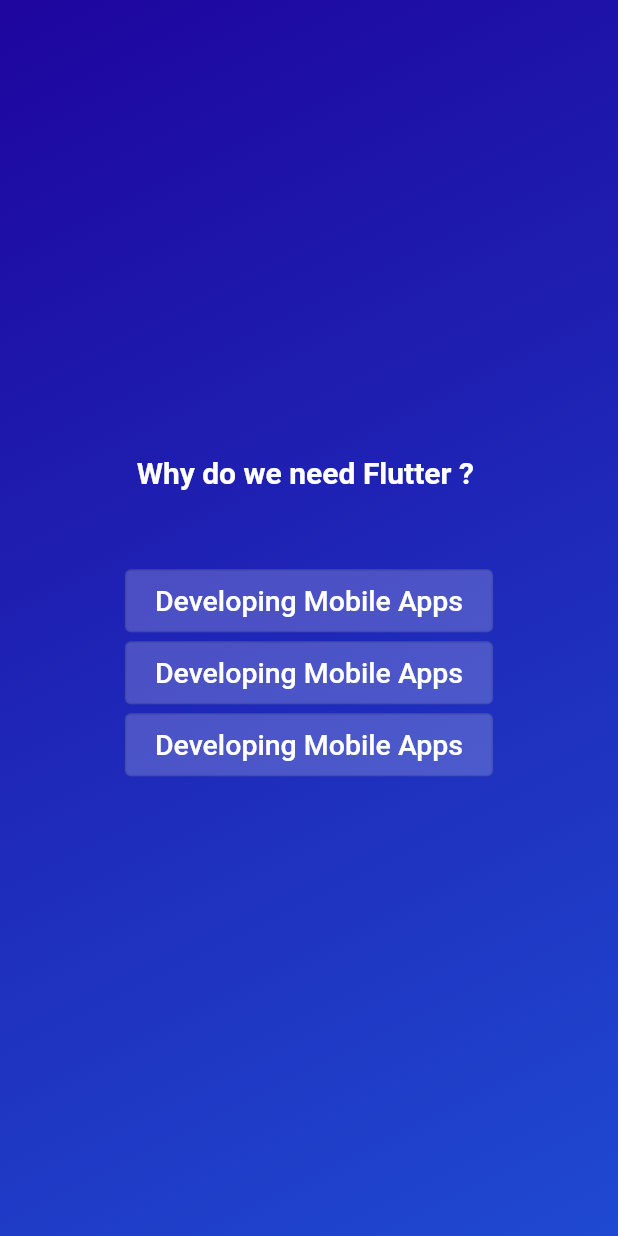
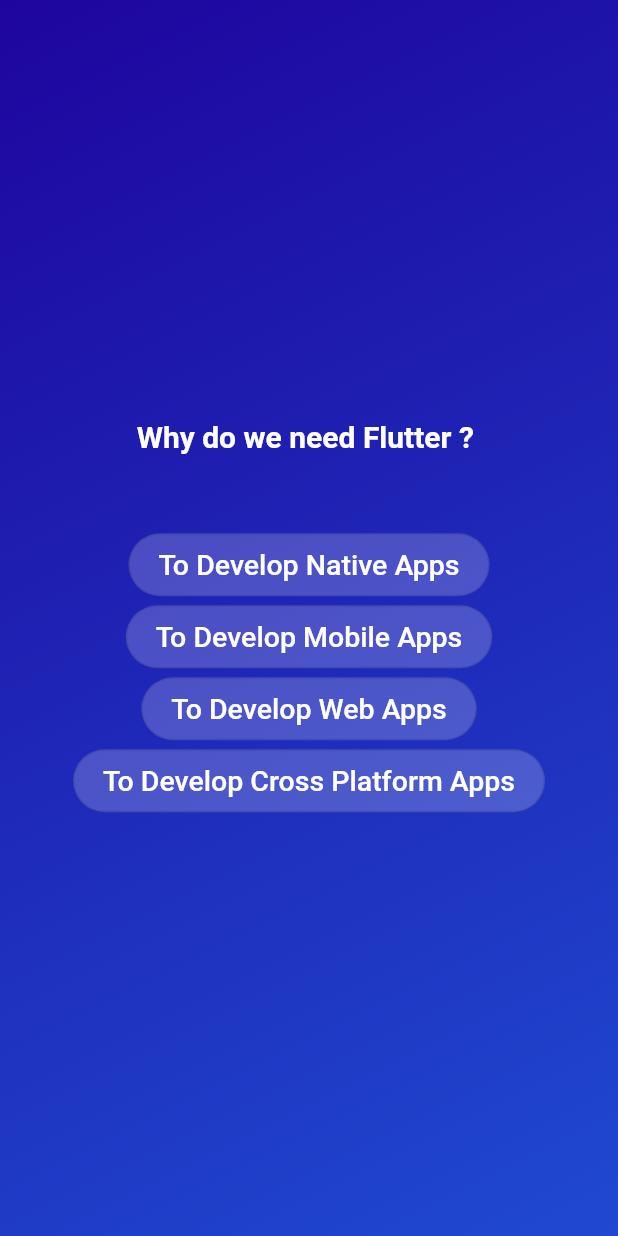
Before and after one commit to ntwari-egide/kahoot-mobile-flutter, a Flutter app: the screen it shows after launch, after a tap on "Start Quiz!", on a phone screen of 412 x 824 dp. Run offline on Flutter 3.47's test engine with Material 2 defaults, Android fonts, the phone set to English and light mode, and no system bars.

Commit message:
feat: handle different styles

```diff
--- a/lib/answers.dart
+++ b/lib/answers.dart
@@ -16,9 +16,10 @@ class AnswersWidget extends StatelessWidget {
               backgroundColor: const Color.fromARGB(51, 255, 255, 255),
               padding:
                   const EdgeInsets.only(left: 20, right: 20, top: 10, bottom: 10),
+              shape: RoundedRectangleBorder(borderRadius: BorderRadius.circular(40))
             ),
             onPressed: () {},
-            child: const Text("Developing Mobile Apps", style: TextStyle(color: Colors.white, fontSize: 19),),
+            child: Text(answersText, style: const TextStyle(color: Colors.white, fontSize: 19),),
           );
   }
 }
--- a/lib/questions.dart
+++ b/lib/questions.dart
@@ -1,6 +1,7 @@
 // questionsWidget screen
 
 import 'package:flutter/material.dart';
+import 'package:quiz/answers.dart';
 
 class QuestionsWidget extends StatefulWidget {
   const QuestionsWidget({super.key});
@@ -27,34 +28,10 @@ class _QuestionsWidgetState extends State<QuestionsWidget> {
           const SizedBox(
             height: 50,
           ),
-
-          OutlinedButton(
-            style: OutlinedButton.styleFrom(
-              backgroundColor: const Color.fromARGB(51, 255, 255, 255),
-              padding:
-                  const EdgeInsets.only(left: 20, right: 20, top: 10, bottom: 10),
-            ),
-            onPressed: () {},
-            child: const Text("Developing Mobile Apps", style: TextStyle(color: Colors.white, fontSize: 19),),
-          ),
-          OutlinedButton(
-            style: OutlinedButton.styleFrom(
-              backgroundColor: const Color.fromARGB(51, 255, 255, 255),
-              padding:
-                  const EdgeInsets.only(left: 20, right: 20, top: 10, bottom: 10),
-            ),
-            onPressed: () {},
-            child: const Text("Developing Mobile Apps", style: TextStyle(color: Colors.white, fontSize: 19),),
-          ),
-          OutlinedButton(
-            style: OutlinedButton.styleFrom(
-              backgroundColor: const Color.fromARGB(51, 255, 255, 255),
-              padding:
-                  const EdgeInsets.only(left: 20, right: 20, top: 10, bottom: 10),
-            ),
-            onPressed: () {},
-            child: const Text("Developing Mobile Apps", style: TextStyle(color: Colors.white, fontSize: 19),),
-          ),
+          AnswersWidget(answersText: "To Develop Native Apps", onTap: (){}),
+          AnswersWidget(answersText: "To Develop Mobile Apps", onTap: (){}),
+          AnswersWidget(answersText: "To Develop Web Apps", onTap: (){}),
+          AnswersWidget(answersText: "To Develop Cross Platform Apps", onTap: (){})
         ],
       ),
     );
```
